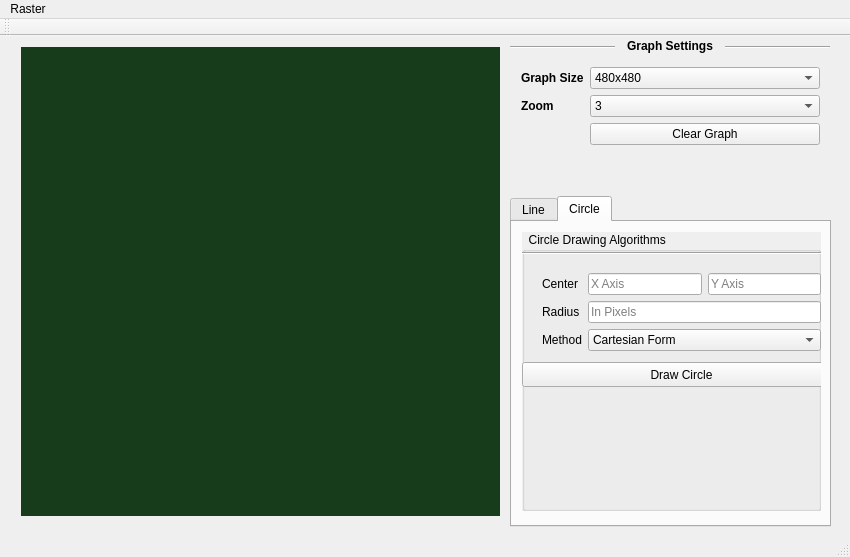
Before: the Qt Designer form BCSE-III/graphicsLab/assignment76/mainwindow.ui in RohitChattopadhyay/JUCSE-Sessionals, drawn with Qt 5.
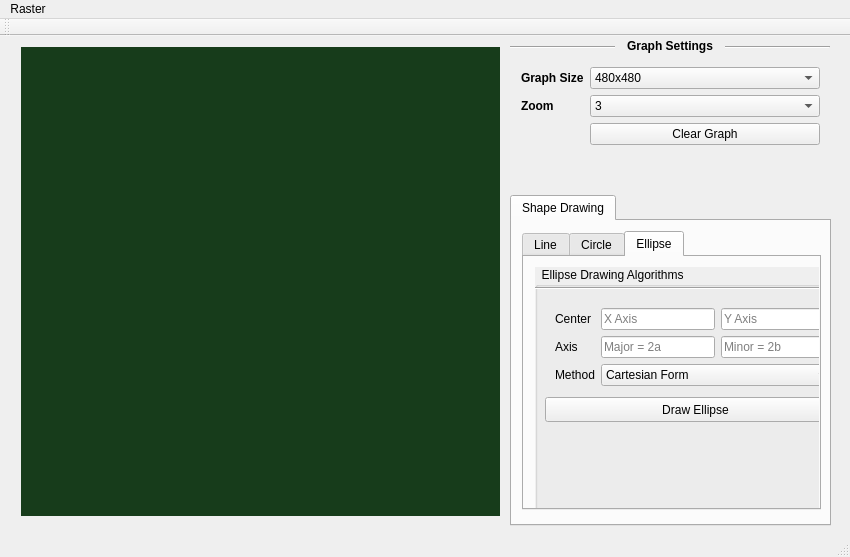
After: the same form once the commit is applied. Icons and pictures are not drawn. Custom widgets are drawn as their Qt base class.

Commit message:
Add Ellipse Drawing Techniques
Cartesian
Parametric
Bresenham Mid-Point

Diff of the .ui file:
```diff
--- a/BCSE-III/graphicsLab/assignment76/mainwindow.ui
+++ b/BCSE-III/graphicsLab/assignment76/mainwindow.ui
@@ -220,20 +220,42 @@
      </item>
     </layout>
    </widget>
-   <widget class="QTabWidget" name="controlPanel">
+   <widget class="QTabWidget" name="tabWidget">
     <property name="geometry">
      <rect>
       <x>510</x>
-      <y>160</y>
+      <y>159</y>
       <width>321</width>
       <height>331</height>
      </rect>
     </property>
+    <property name="tabPosition">
+     <enum>QTabWidget::North</enum>
+    </property>
+    <property name="currentIndex">
+     <number>0</number>
+    </property>
+    <widget class="QWidget" name="tab">
+     <attribute name="title">
+      <string>Shape Drawing</string>
+     </attribute>
+     <widget class="QWidget" name="gridLayoutWidget_2">
+      <property name="geometry">
+       <rect>
+        <x>-1</x>
+        <y>-1</y>
+        <width>321</width>
+        <height>301</height>
+       </rect>
+      </property>
+      <layout class="QGridLayout" name="gridLayout_2">
+       <item row="0" column="0">
+        <widget class="QTabWidget" name="controlPanel">
     <property name="tabShape">
      <enum>QTabWidget::Rounded</enum>
     </property>
     <property name="currentIndex">
-     <number>1</number>
+          <number>2</number>
     </property>
     <property name="usesScrollButtons">
      <bool>true</bool>
@@ -425,7 +447,7 @@
         <x>-1</x>
         <y>-1</y>
         <width>321</width>
-        <height>301</height>
+             <height>271</height>
        </rect>
       </property>
       <layout class="QVBoxLayout" name="verticalLayout_4">
@@ -453,9 +475,9 @@
          <widget class="QPushButton" name="circleDrawButton">
           <property name="geometry">
            <rect>
-            <x>0</x>
+                 <x>10</x>
             <y>130</y>
-            <width>319</width>
+                 <width>301</width>
             <height>25</height>
            </rect>
           </property>
@@ -539,6 +561,155 @@
             </widget>
            </item>
           </layout>
+              </widget>
+             </widget>
+            </item>
+           </layout>
+          </widget>
+         </widget>
+         <widget class="QWidget" name="ellipseDrawTab">
+          <attribute name="title">
+           <string>Ellipse</string>
+          </attribute>
+          <widget class="QWidget" name="verticalLayoutWidget_5">
+           <property name="geometry">
+            <rect>
+             <x>0</x>
+             <y>-1</y>
+             <width>321</width>
+             <height>271</height>
+            </rect>
+           </property>
+           <layout class="QVBoxLayout" name="verticalLayout_5">
+            <item>
+             <widget class="QGroupBox" name="circleDrawingTab_2">
+              <property name="autoFillBackground">
+               <bool>true</bool>
+              </property>
+              <property name="title">
+               <string>  Ellipse Drawing Algorithms</string>
+              </property>
+              <widget class="Line" name="line_4">
+               <property name="geometry">
+                <rect>
+                 <x>0</x>
+                 <y>18</y>
+                 <width>321</width>
+                 <height>6</height>
+                </rect>
+               </property>
+               <property name="orientation">
+                <enum>Qt::Horizontal</enum>
+               </property>
+              </widget>
+              <widget class="QPushButton" name="ellipseDrawButton">
+               <property name="geometry">
+                <rect>
+                 <x>10</x>
+                 <y>130</y>
+                 <width>301</width>
+                 <height>25</height>
+                </rect>
+               </property>
+               <property name="text">
+                <string>Draw Ellipse</string>
+               </property>
+              </widget>
+              <widget class="QWidget" name="formLayoutWidget_3">
+               <property name="geometry">
+                <rect>
+                 <x>9</x>
+                 <y>30</y>
+                 <width>301</width>
+                 <height>101</height>
+                </rect>
+               </property>
+               <layout class="QFormLayout" name="formLayout_3">
+                <item row="2" column="1">
+                 <widget class="QComboBox" name="ellipseDrawMethod">
+                  <item>
+                   <property name="text">
+                    <string>Cartesian Form</string>
+                   </property>
+                  </item>
+                  <item>
+                   <property name="text">
+                    <string>Polar Cordinate</string>
+                   </property>
+                  </item>
+                  <item>
+                   <property name="text">
+                    <string>Bresenham Midpoint</string>
+                   </property>
+                  </item>
+                 </widget>
+                </item>
+                <item row="0" column="1">
+                 <layout class="QHBoxLayout" name="horizontalLayout_3">
+                  <item>
+                   <widget class="QLineEdit" name="ellipseCenterX">
+                    <property name="placeholderText">
+                     <string>X Axis</string>
+                    </property>
+                   </widget>
+                  </item>
+                  <item>
+                   <widget class="QLineEdit" name="ellipseCenterY">
+                    <property name="placeholderText">
+                     <string>Y Axis</string>
+                    </property>
+                   </widget>
+                  </item>
+                 </layout>
+                </item>
+                <item row="0" column="0">
+                 <widget class="QLabel" name="label_14">
+                  <property name="text">
+                   <string>Center</string>
+                  </property>
+                 </widget>
+                </item>
+                <item row="1" column="0">
+                 <widget class="QLabel" name="label_15">
+                  <property name="text">
+                   <string>Axis</string>
+                  </property>
+                 </widget>
+                </item>
+                <item row="2" column="0">
+                 <widget class="QLabel" name="label_16">
+                  <property name="text">
+                   <string>Method</string>
+                  </property>
+                 </widget>
+                </item>
+                <item row="1" column="1">
+                 <layout class="QHBoxLayout" name="horizontalLayout_4">
+                  <item>
+                   <widget class="QLineEdit" name="ellipseMajorAxisLen">
+                    <property name="text">
+                     <string/>
+                    </property>
+                    <property name="placeholderText">
+                     <string>Major = 2a</string>
+                    </property>
+                   </widget>
+                  </item>
+                  <item>
+                   <widget class="QLineEdit" name="ellipseMinorAxisLen">
+                    <property name="placeholderText">
+                     <string>Minor = 2b</string>
+                    </property>
+                   </widget>
+                  </item>
+                 </layout>
+                </item>
+               </layout>
+              </widget>
+             </widget>
+            </item>
+           </layout>
+          </widget>
          </widget>
         </widget>
        </item>
```
Left out of the diff: 8 changed lines with no effect on the pictures. Lines whose indentation alone changed are shown as unchanged. The commit also changes 2 other files.
